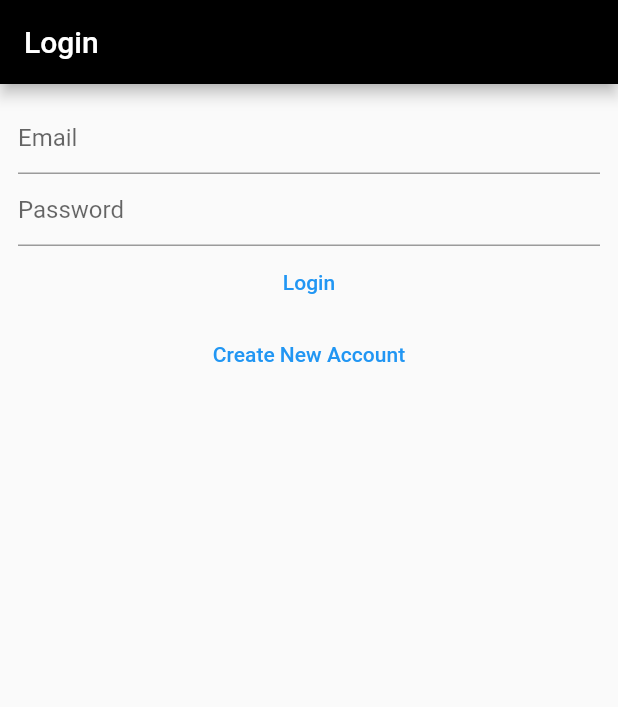
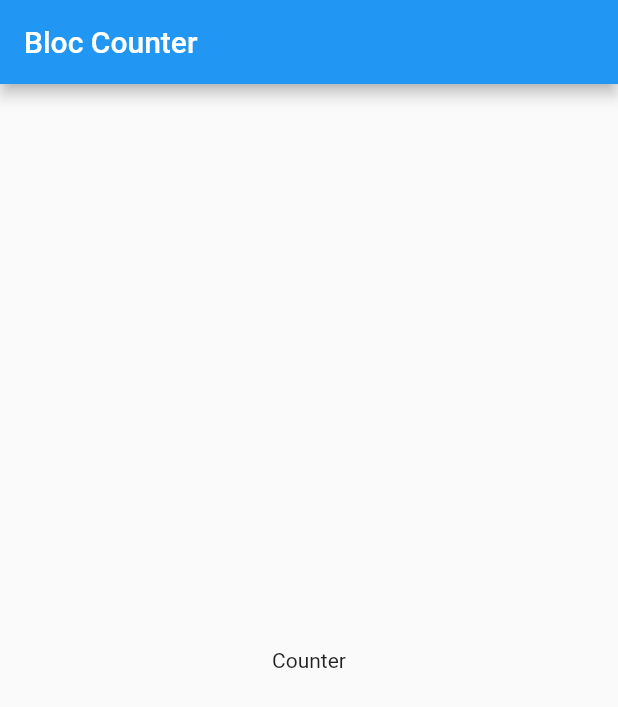
Before and after one commit to Abhishek12345679/catalog_app_tut, a Flutter app: the screen it shows after launch, on a phone screen of 412 x 824 dp. Shown: the top 707 px of the screen. Run offline on Flutter 3.47's test engine with Material 2 defaults, Android fonts, the phone set to English and light mode, and no system bars; our stand-ins replace bloc, cloud_firestore, firebase_auth, firebase_core, share_plus; accounts and stored records are empty.

Commit message:
starting BLoC

```diff
--- a/lib/main.dart
+++ b/lib/main.dart
@@ -1,3 +1,4 @@
+import 'package:catalog_app_tut/pages/counter.dart';
 import 'package:catalog_app_tut/pages/home_page.dart';
 import 'package:catalog_app_tut/services/auth/auth_service.dart';
 import 'package:flutter/material.dart';
@@ -19,7 +20,8 @@ class MyApp extends StatelessWidget {
       theme: ThemeData(
         primarySwatch: Colors.blue,
       ),
-      home: const HomePage(),
+      // home: const HomePage(),
+      home: const Counter(),
     );
   }
 }
--- /dev/null
+++ b/lib/pages/counter.dart
@@ -0,0 +1,71 @@
+// ignore_for_file: public_member_api_docs, sort_constructors_first
+import 'package:bloc/bloc.dart';
+import 'package:flutter/material.dart';
+
+class Counter extends StatefulWidget {
+  const Counter({super.key});
+
+  @override
+  State<Counter> createState() => _CounterState();
+}
+
+class _CounterState extends State<Counter> {
+  @override
+  Widget build(BuildContext context) {
+    return Scaffold(
+      appBar: AppBar(
+        title: const Text('Bloc Counter'),
+      ),
+      body: const Padding(
+        padding: EdgeInsets.all(8.0),
+        child: Center(child: Text('Counter')),
+      ),
+    );
+  }
+}
+
+@immutable
+abstract class CounterState {
+  final int value;
+
+  const CounterState(
+    this.value,
+  );
+}
+
+class CounterStateValid extends CounterState {
+  // here the value passed to CounterStateValid gets passed on to CounterState via the  'super()', the super key calls the superclass
+  const CounterStateValid(int value) : super(value);
+}
+
+class CounterStateInvalid extends CounterState {
+  final String invalidValue;
+  const CounterStateInvalid({
+    required this.invalidValue,
+    required int previousValue,
+  }) : super(previousValue);
+}
+
+@immutable
+abstract class CounterEvent {
+  final String value;
+  const CounterEvent({
+    required this.value,
+  });
+}
+
+class IncrementEvent extends CounterEvent {
+  const IncrementEvent({required super.value});
+}
+
+class DecrementEvent extends CounterEvent {
+  const DecrementEvent({required super.value});
+}
+
+//BLoC (Business Logic Component)
+
+class CounterBloc extends Bloc<CounterEvent, CounterState> {
+  CounterBloc() : super(const CounterStateValid(0)) {
+    //
+  }
+}
--- a/pubspec.yaml
+++ b/pubspec.yaml
@@ -42,6 +42,8 @@ dependencies:
   path_provider: ^2.0.14
   cloud_firestore: ^4.5.1
   share_plus: ^6.3.2
+  bloc: ^8.1.1
+  flutter_bloc: ^8.1.2
 
 dev_dependencies:
   flutter_test:
```
Also changed, not shown: pubspec.lock.
